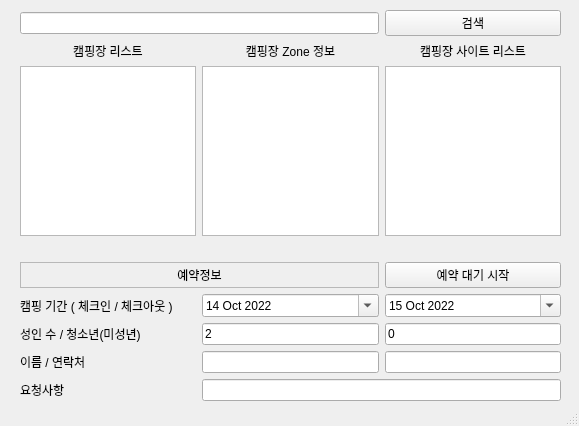
First picture: the form in ui/resrvUi.ui, repository sunjea/camfitauto, before the edit.
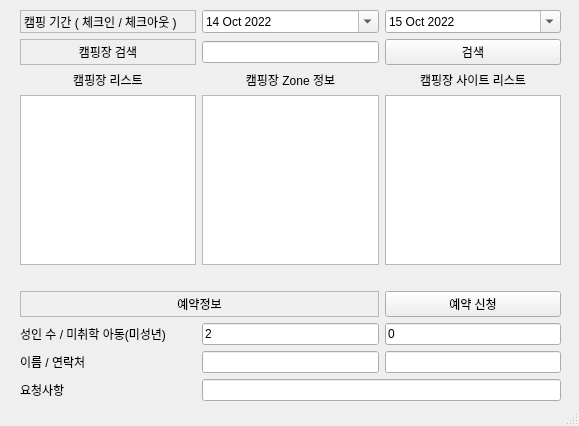
Second picture: the form after the edit.

Commit message: 2일차.. 예약이안되네..

What changed in the file:
```diff
--- a/ui/resrvUi.ui
+++ b/ui/resrvUi.ui
@@ -24,35 +24,195 @@
      </rect>
     </property>
     <layout class="QGridLayout" name="gridLayout">
-     <item row="11" column="0">
+     <item row="2" column="0">
+      <widget class="QLabel" name="label_3">
+       <property name="text">
+        <string>캠핑장 리스트</string>
+       </property>
+       <property name="alignment">
+        <set>Qt::AlignCenter</set>
+       </property>
+      </widget>
+     </item>
+     <item row="2" column="2">
+      <widget class="QLabel" name="label_7">
+       <property name="text">
+        <string>캠핑장 사이트 리스트</string>
+       </property>
+       <property name="alignment">
+        <set>Qt::AlignCenter</set>
+       </property>
+      </widget>
+     </item>
+     <item row="1" column="2">
+      <widget class="QPushButton" name="pushButton">
+       <property name="text">
+        <string>검색</string>
+       </property>
+      </widget>
+     </item>
+     <item row="11" column="1">
+      <widget class="QLineEdit" name="lineEdit_4">
+       <property name="maxLength">
+        <number>10</number>
+       </property>
+       <property name="clearButtonEnabled">
+        <bool>false</bool>
+       </property>
+      </widget>
+     </item>
+     <item row="13" column="1" colspan="2">
+      <widget class="QLineEdit" name="lineEdit_6">
+       <property name="maxLength">
+        <number>100</number>
+       </property>
+      </widget>
+     </item>
+     <item row="2" column="1">
+      <widget class="QLabel" name="label_5">
+       <property name="frameShape">
+        <enum>QFrame::NoFrame</enum>
+       </property>
+       <property name="text">
+        <string>캠핑장 Zone 정보</string>
+       </property>
+       <property name="alignment">
+        <set>Qt::AlignCenter</set>
+       </property>
+      </widget>
+     </item>
+     <item row="4" column="2">
+      <widget class="QListWidget" name="listWidget_3">
+       <property name="alternatingRowColors">
+        <bool>true</bool>
+       </property>
+      </widget>
+     </item>
+     <item row="5" column="0" colspan="3">
+      <spacer name="horizontalSpacer">
+       <property name="orientation">
+        <enum>Qt::Horizontal</enum>
+       </property>
+       <property name="sizeHint" stdset="0">
+        <size>
+         <width>40</width>
+         <height>20</height>
+        </size>
+       </property>
+      </spacer>
+     </item>
+     <item row="10" column="1">
+      <widget class="QLineEdit" name="lineEdit_2">
+       <property name="text">
+        <string>2</string>
+       </property>
+       <property name="maxLength">
+        <number>2</number>
+       </property>
+      </widget>
+     </item>
+     <item row="6" column="2">
+      <widget class="QPushButton" name="pushButton_2">
+       <property name="text">
+        <string>예약 신청</string>
+       </property>
+      </widget>
+     </item>
+     <item row="13" column="0">
       <widget class="QLabel" name="label_8">
        <property name="text">
         <string>요청사항</string>
        </property>
       </widget>
      </item>
-     <item row="8" column="2">
+     <item row="6" column="0" colspan="2">
+      <widget class="QLabel" name="label">
+       <property name="frameShape">
+        <enum>QFrame::StyledPanel</enum>
+       </property>
+       <property name="text">
+        <string>예약정보</string>
+       </property>
+       <property name="alignment">
+        <set>Qt::AlignCenter</set>
+       </property>
+      </widget>
+     </item>
+     <item row="4" column="1">
+      <widget class="QListWidget" name="listWidget_2">
+       <property name="enabled">
+        <bool>true</bool>
+       </property>
+       <property name="alternatingRowColors">
+        <bool>true</bool>
+       </property>
+      </widget>
+     </item>
+     <item row="11" column="2">
+      <widget class="QLineEdit" name="lineEdit_5">
+       <property name="maxLength">
+        <number>20</number>
+       </property>
+      </widget>
+     </item>
+     <item row="10" column="2">
       <widget class="QLineEdit" name="lineEdit_3">
        <property name="text">
         <string>0</string>
        </property>
+       <property name="maxLength">
+        <number>2</number>
+       </property>
       </widget>
      </item>
-     <item row="8" column="0">
+     <item row="4" column="0">
+      <widget class="QListWidget" name="listWidget">
+       <property name="alternatingRowColors">
+        <bool>true</bool>
+       </property>
+      </widget>
+     </item>
+     <item row="10" column="0">
       <widget class="QLabel" name="label_4">
        <property name="text">
-        <string>성인 수 / 청소년(미성년)</string>
+        <string>성인 수 / 미취학 아동(미성년)</string>
        </property>
       </widget>
      </item>
-     <item row="9" column="0">
+     <item row="11" column="0">
       <widget class="QLabel" name="label_6">
        <property name="text">
         <string>이름 / 연락처</string>
        </property>
       </widget>
      </item>
-     <item row="5" column="1">
+     <item row="1" column="0">
+      <widget class="QLabel" name="label_9">
+       <property name="frameShape">
+        <enum>QFrame::StyledPanel</enum>
+       </property>
+       <property name="text">
+        <string>캠핑장 검색</string>
+       </property>
+       <property name="alignment">
+        <set>Qt::AlignCenter</set>
+       </property>
+      </widget>
+     </item>
+     <item row="1" column="1">
+      <widget class="QLineEdit" name="lineEdit"/>
+     </item>
+     <item row="0" column="0">
+      <widget class="QLabel" name="label_2">
+       <property name="frameShape">
+        <enum>QFrame::StyledPanel</enum>
+       </property>
+       <property name="text">
+        <string>캠핑 기간 ( 체크인 / 체크아웃 )</string>
+       </property>
+      </widget>
+     </item>
+     <item row="0" column="1">
       <widget class="QDateEdit" name="dateEdit">
        <property name="readOnly">
         <bool>false</bool>
@@ -92,47 +252,7 @@
        </property>
       </widget>
      </item>
-     <item row="2" column="0">
-      <widget class="QListWidget" name="listWidget">
-       <property name="alternatingRowColors">
-        <bool>true</bool>
-       </property>
-      </widget>
-     </item>
-     <item row="5" column="0">
-      <widget class="QLabel" name="label_2">
-       <property name="text">
-        <string>캠핑 기간 ( 체크인 / 체크아웃 )</string>
-       </property>
-      </widget>
-     </item>
-     <item row="4" column="0" colspan="2">
-      <widget class="QLabel" name="label">
-       <property name="frameShape">
-        <enum>QFrame::StyledPanel</enum>
-       </property>
-       <property name="text">
-        <string>예약정보</string>
-       </property>
-       <property name="alignment">
-        <set>Qt::AlignCenter</set>
-       </property>
-      </widget>
-     </item>
-     <item row="0" column="0" colspan="2">
-      <widget class="QLineEdit" name="lineEdit"/>
-     </item>
-     <item row="2" column="1">
-      <widget class="QListWidget" name="listWidget_2">
-       <property name="enabled">
-        <bool>true</bool>
-       </property>
-       <property name="alternatingRowColors">
-        <bool>true</bool>
-       </property>
-      </widget>
-     </item>
-     <item row="5" column="2">
+     <item row="0" column="2">
       <widget class="QDateEdit" name="dateEdit_2">
        <property name="wrapping">
         <bool>false</bool>
@@ -166,89 +286,6 @@
        </property>
       </widget>
      </item>
-     <item row="9" column="2">
-      <widget class="QLineEdit" name="lineEdit_5"/>
-     </item>
-     <item row="11" column="1" colspan="2">
-      <widget class="QLineEdit" name="lineEdit_6"/>
-     </item>
-     <item row="8" column="1">
-      <widget class="QLineEdit" name="lineEdit_2">
-       <property name="text">
-        <string>2</string>
-       </property>
-      </widget>
-     </item>
-     <item row="4" column="2">
-      <widget class="QPushButton" name="pushButton_2">
-       <property name="text">
-        <string>예약 대기 시작</string>
-       </property>
-      </widget>
-     </item>
-     <item row="0" column="2">
-      <widget class="QPushButton" name="pushButton">
-       <property name="text">
-        <string>검색</string>
-       </property>
-      </widget>
-     </item>
-     <item row="3" column="0" colspan="3">
-      <spacer name="horizontalSpacer">
-       <property name="orientation">
-        <enum>Qt::Horizontal</enum>
-       </property>
-       <property name="sizeHint" stdset="0">
-        <size>
-         <width>40</width>
-         <height>20</height>
-        </size>
-       </property>
-      </spacer>
-     </item>
-     <item row="2" column="2">
-      <widget class="QListWidget" name="listWidget_3">
-       <property name="alternatingRowColors">
-        <bool>true</bool>
-       </property>
-      </widget>
-     </item>
-     <item row="9" column="1">
-      <widget class="QLineEdit" name="lineEdit_4"/>
-     </item>
-     <item row="1" column="0">
-      <widget class="QLabel" name="label_3">
-       <property name="text">
-        <string>캠핑장 리스트</string>
-       </property>
-       <property name="alignment">
-        <set>Qt::AlignCenter</set>
-       </property>
-      </widget>
-     </item>
-     <item row="1" column="1">
-      <widget class="QLabel" name="label_5">
-       <property name="frameShape">
-        <enum>QFrame::NoFrame</enum>
-       </property>
-       <property name="text">
-        <string>캠핑장 Zone 정보</string>
-       </property>
-       <property name="alignment">
-        <set>Qt::AlignCenter</set>
-       </property>
-      </widget>
-     </item>
-     <item row="1" column="2">
-      <widget class="QLabel" name="label_7">
-       <property name="text">
-        <string>캠핑장 사이트 리스트</string>
-       </property>
-       <property name="alignment">
-        <set>Qt::AlignCenter</set>
-       </property>
-      </widget>
-     </item>
     </layout>
    </widget>
   </widget>
```
The commit also changes 5 other files.
